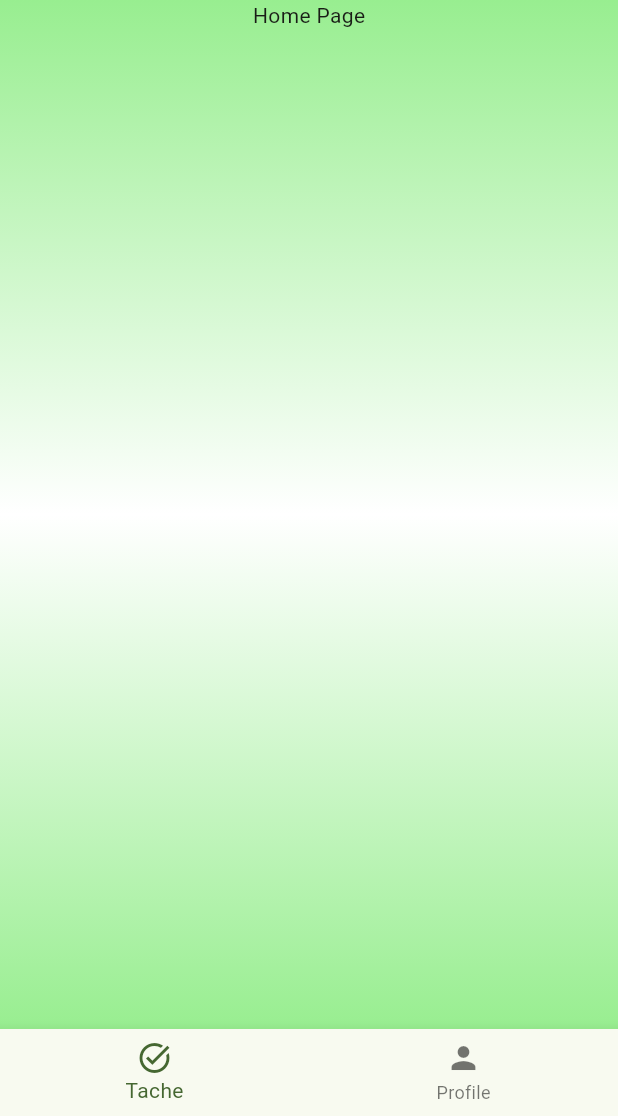
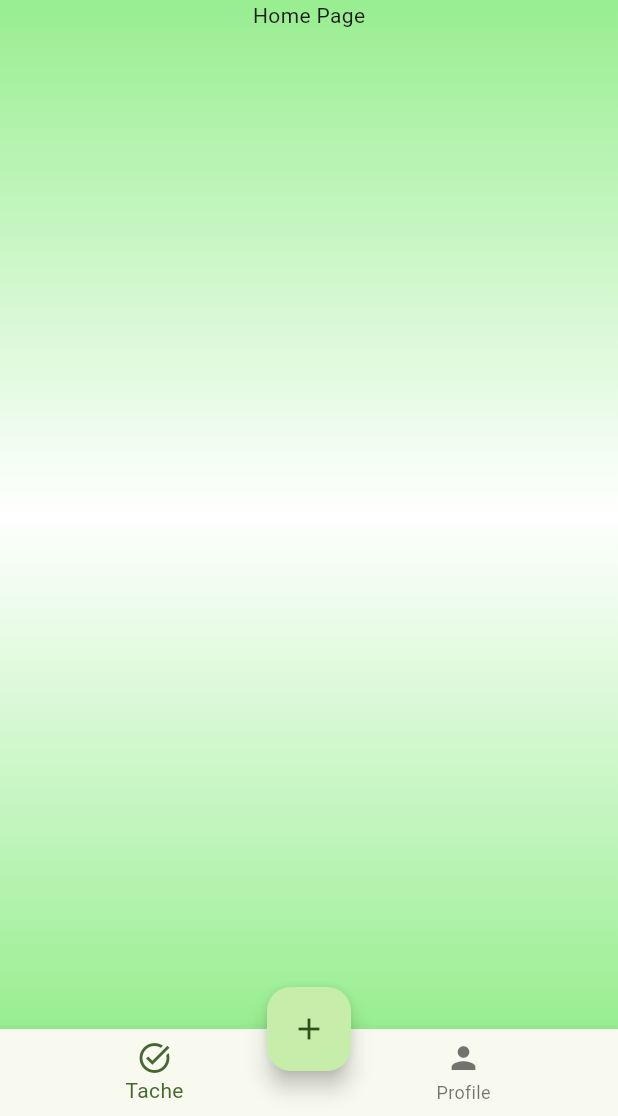
Before and after one commit to OmarDIOP0/tasker-app-force-n, a Flutter app: the HomePage screen opened by its route, on a phone screen of 412 x 824 dp, the part 120-1236 px from its top. Run offline on Flutter 3.47's test engine with Material 3 defaults, Android fonts, the light colour scheme and no system bars.

Commit message:
Implementation du bouton flottant

```diff
--- a/lib/screen/home/home_page.dart
+++ b/lib/screen/home/home_page.dart
@@ -18,6 +18,11 @@ class _HomePageState extends State<HomePage> {
   @override
   Widget build(BuildContext context) {
     return Scaffold(
+      floatingActionButton: FloatingActionButton(
+          onPressed:(){},
+        child: const Icon(Icons.add),
+      ),
+      floatingActionButtonLocation: FloatingActionButtonLocation.centerDocked,
       body: _childreenPage[_currentIndex],
       bottomNavigationBar: BottomNavigationBar(
         currentIndex: _currentIndex,
```
